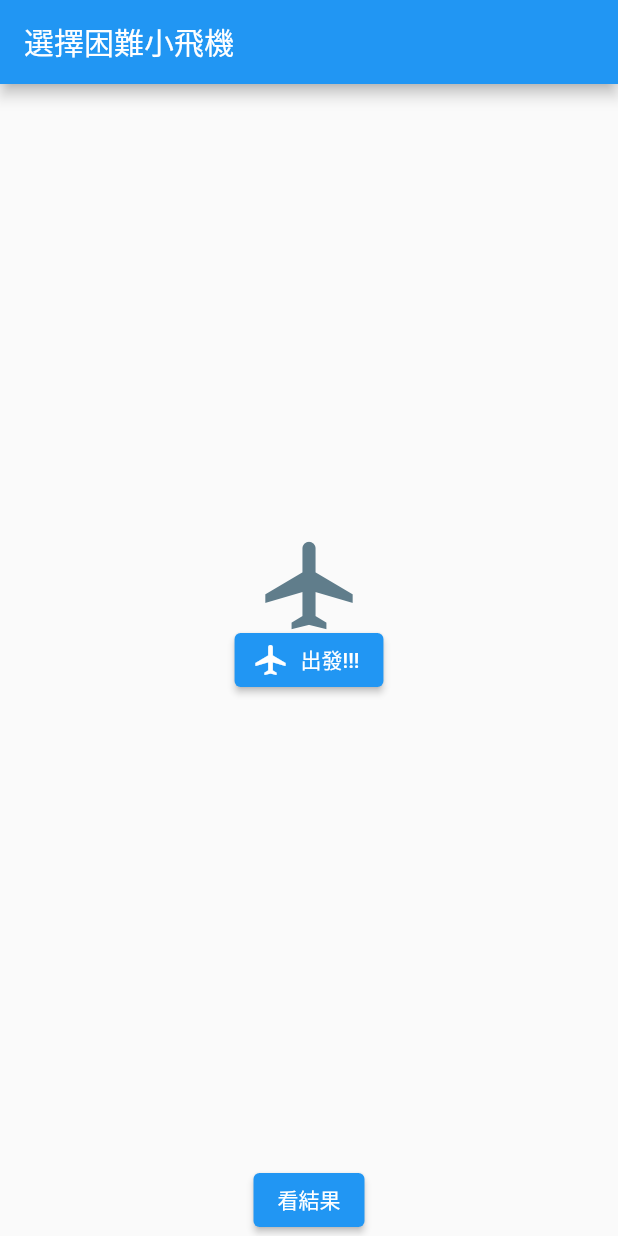
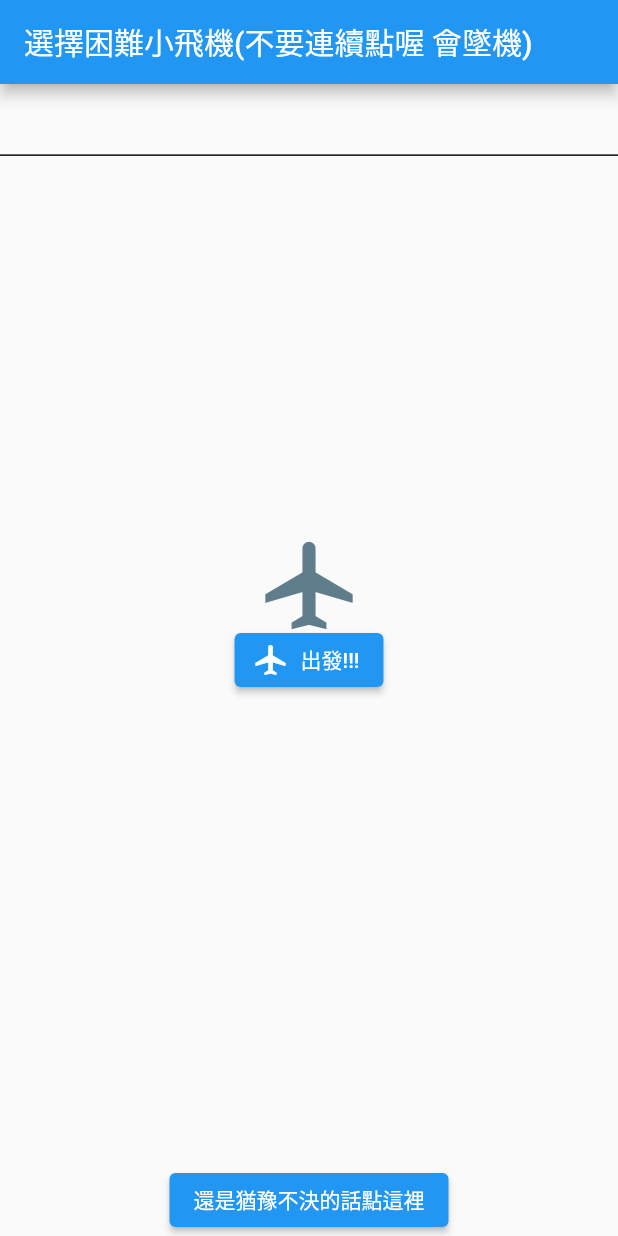
Before and after one commit to Vincenzo0426/Finalexam, a Flutter app: the screen it shows after launch, on a phone screen of 412 x 824 dp. Run offline on Flutter 3.47's test engine with Material 2 defaults, Android fonts, the phone set to English and light mode, and no system bars.

Commit message:
commit_1221

```diff
--- a/lib/main.dart
+++ b/lib/main.dart
@@ -49,11 +49,40 @@ class _MyHomePageState extends State<MyHomePage> {
    Widget build(BuildContext context) {
       return Scaffold(
          appBar: AppBar(
-            title: const Text('選擇困難小飛機'),
+            title: const Text('選擇困難小飛機(不要連續點喔 會墜機)'),
          ),
          body: SizedBox(
             child: Stack(
                children: <Widget>[
+                  //上文字框
+                  TextField(
+                     decoration: InputDecoration(
+                        hintText: '',
+                     ),
+                  ),
+
+                  //下文字框
+                  TextField(
+                     decoration: InputDecoration(
+                        hintText: '',
+                     ),
+                  ),
+
+                  //左文字框
+                  TextField(
+                     decoration: InputDecoration(
+                        hintText: '',
+                     ),
+                  ),
+
+                  //右文字框
+                  TextField(
+                     decoration: InputDecoration(
+                        hintText: '',
+                     ),
+                  ),
+
+                  //動畫
                   AnimatedPositioned(
                      top: fuck1 && takeOff ?  -250 : 100.0,
                      bottom: fuck2 && takeOff ? -300 : 200.0,
@@ -72,7 +101,7 @@ class _MyHomePageState extends State<MyHomePage> {
                   Container(
                      alignment: Alignment.bottomCenter,
                      child: ElevatedButton(
-                        child: const Text('看結果'),
+                         child: const Text('還是猶豫不決的話點這裡'),
                          onPressed: () {
                             Navigator.push(
                                context,
@@ -131,14 +160,14 @@ class CongratulationPage extends StatelessWidget {
    Widget build(BuildContext context) {
       return Scaffold(
          appBar: AppBar(
-            title: const Text('恭喜，您抽中了' + ''),
+            title: const Text('猶豫就會敗北'),
          ),
          body: Center(
             child: ElevatedButton(
                onPressed: () {
                   Navigator.pop(context);
                },
-               child: const Text('回上頁'),
+               child: const Text('再回去抽一次吧!'),
             ),
          ),
       );
```
Lines whose indentation alone changed are shown as unchanged.
